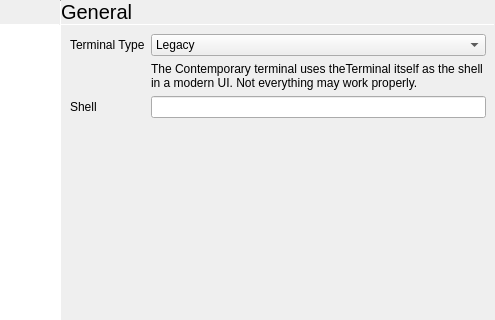
The window that terminal/settingswindow.ui (theCheeseboard/theterminal) describes before a commit, drawn with Qt 5; both pictures show x 140 to 635 and y 0 to 320 of the 635 by 432 pixel window.
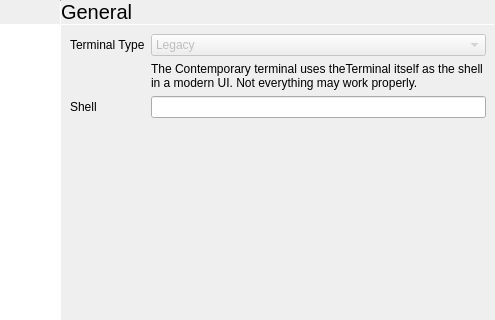
The same window after the commit. The open tabs and pages were chosen to show the change. Icons and pictures are not drawn. Custom widgets are drawn as their Qt base class.

Commit message: Disable contemporary terminal

The edit to the form file:
```diff
--- a/terminal/settingswindow.ui
+++ b/terminal/settingswindow.ui
@@ -254,6 +254,9 @@
            </item>
            <item row="0" column="1">
             <widget class="QComboBox" name="termTypeComboBox">
+             <property name="enabled">
+              <bool>false</bool>
+             </property>
              <property name="sizePolicy">
               <sizepolicy hsizetype="Expanding" vsizetype="Fixed">
                <horstretch>0</horstretch>
```
Left out of the diff: 2 changed lines with no effect on the pictures. The commit also changes 2 other files.
